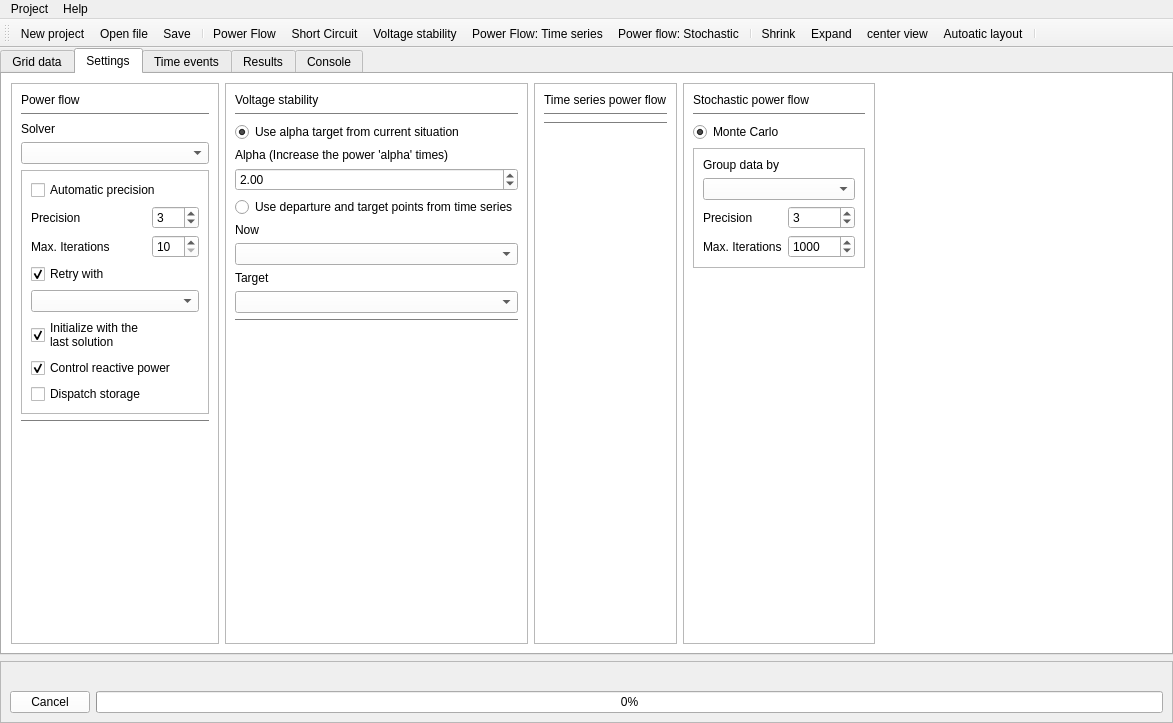
SanPen/GridCal, file UnderDevelopment/GridCal/gui/main/gui.ui: the form before one commit.
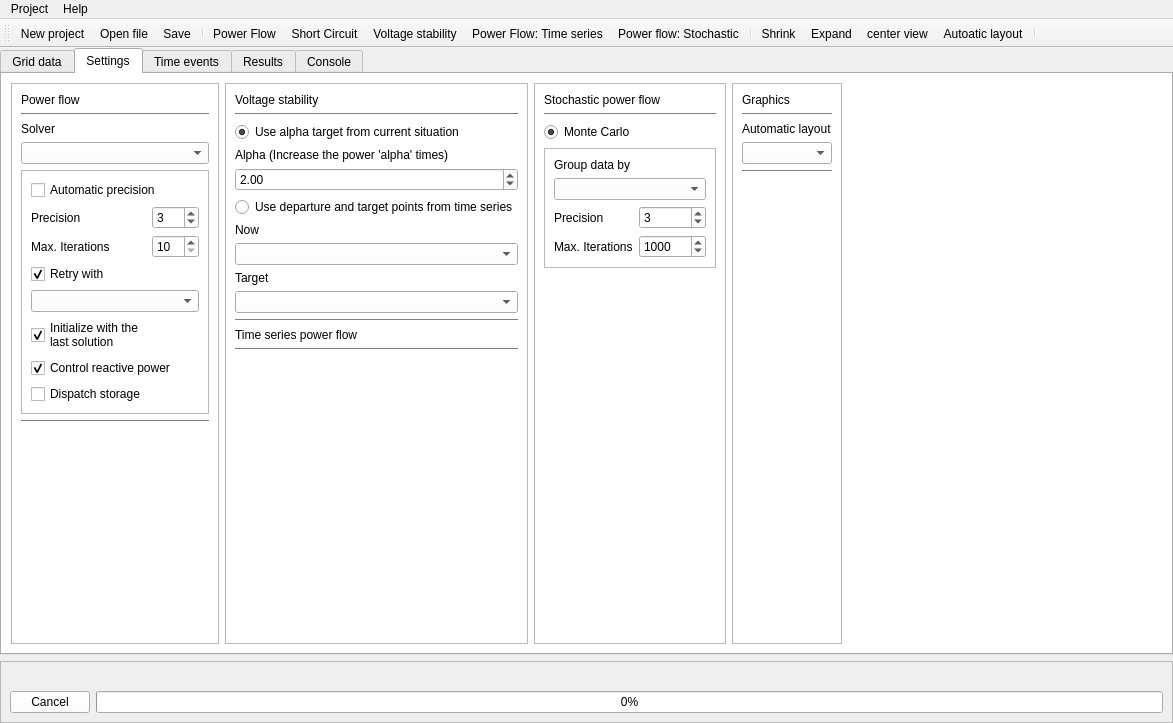
The form after the commit. The open tabs and pages were chosen to show the change. Icons and pictures are not drawn. Custom widgets are drawn as their Qt base class.

Diff of the .ui file:
```diff
--- a/UnderDevelopment/GridCal/gui/main/gui.ui
+++ b/UnderDevelopment/GridCal/gui/main/gui.ui
@@ -785,53 +785,21 @@
             </widget>
            </item>
            <item>
-            <spacer name="verticalSpacer_5">
-             <property name="orientation">
-              <enum>Qt::Vertical</enum>
-             </property>
-             <property name="sizeHint" stdset="0">
-              <size>
-               <width>20</width>
-               <height>40</height>
-              </size>
-             </property>
-            </spacer>
-           </item>
-          </layout>
-         </widget>
-        </item>
-        <item>
-         <widget class="QFrame" name="frame_14">
-          <property name="frameShape">
-           <enum>QFrame::StyledPanel</enum>
-          </property>
-          <property name="frameShadow">
-           <enum>QFrame::Raised</enum>
-          </property>
-          <layout class="QVBoxLayout" name="verticalLayout_12">
-           <item>
-            <widget class="QLabel" name="label_11">
+            <widget class="QLabel" name="label_23">
              <property name="text">
               <string>Time series power flow</string>
              </property>
             </widget>
            </item>
            <item>
-            <widget class="Line" name="line_8">
+            <widget class="Line" name="line_15">
              <property name="orientation">
               <enum>Qt::Horizontal</enum>
              </property>
             </widget>
            </item>
            <item>
-            <widget class="Line" name="line_9">
-             <property name="orientation">
-              <enum>Qt::Horizontal</enum>
-             </property>
-            </widget>
-           </item>
-           <item>
-            <spacer name="verticalSpacer_3">
+            <spacer name="verticalSpacer_5">
              <property name="orientation">
               <enum>Qt::Vertical</enum>
              </property>
@@ -957,6 +925,62 @@
           </layout>
          </widget>
         </item>
+        <item>
+         <widget class="QFrame" name="frame_14">
+          <property name="frameShape">
+           <enum>QFrame::StyledPanel</enum>
+          </property>
+          <property name="frameShadow">
+           <enum>QFrame::Raised</enum>
+          </property>
+          <layout class="QVBoxLayout" name="verticalLayout_12">
+           <item>
+            <widget class="QLabel" name="label_11">
+             <property name="text">
+              <string>Graphics</string>
+             </property>
+            </widget>
+           </item>
+           <item>
+            <widget class="Line" name="line_8">
+             <property name="orientation">
+              <enum>Qt::Horizontal</enum>
+             </property>
+            </widget>
+           </item>
+           <item>
+            <widget class="QLabel" name="label_24">
+             <property name="text">
+              <string>Automatic layout</string>
+             </property>
+            </widget>
+           </item>
+           <item>
+            <widget class="QComboBox" name="automatic_layout_comboBox"/>
+           </item>
+           <item>
+            <widget class="Line" name="line_9">
+             <property name="orientation">
+              <enum>Qt::Horizontal</enum>
+             </property>
+            </widget>
+           </item>
+           <item>
+            <spacer name="verticalSpacer_3">
+             <property name="orientation">
+              <enum>Qt::Vertical</enum>
+             </property>
+             <property name="sizeHint" stdset="0">
+              <size>
+               <width>20</width>
+               <height>40</height>
+              </size>
+             </property>
+            </spacer>
+           </item>
+          </layout>
+         </widget>
+        </item>
         <item>
          <spacer name="horizontalSpacer_5">
           <property name="orientation">
```
